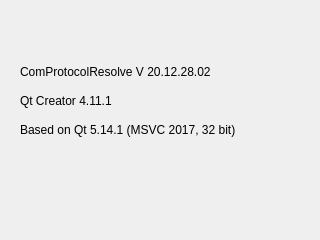
The window that user_about_dialog.ui (top-strawberry/ComProtocolResolve) describes before a commit, drawn with Qt 5.
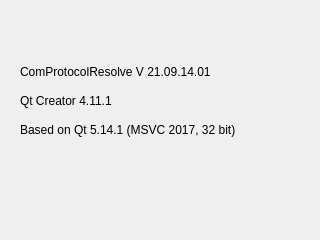
The same window after the commit.

Commit message: [Mod] update firmware version to 21.09.14.01

Patch:
```diff
--- a/user_about_dialog.ui
+++ b/user_about_dialog.ui
@@ -32,7 +32,7 @@
        <bool>true</bool>
       </property>
       <property name="text">
-       <string>ComProtocolResolve V 20.12.28.02</string>
+       <string>ComProtocolResolve V 21.09.14.01</string>
       </property>
      </widget>
     </item>
```
